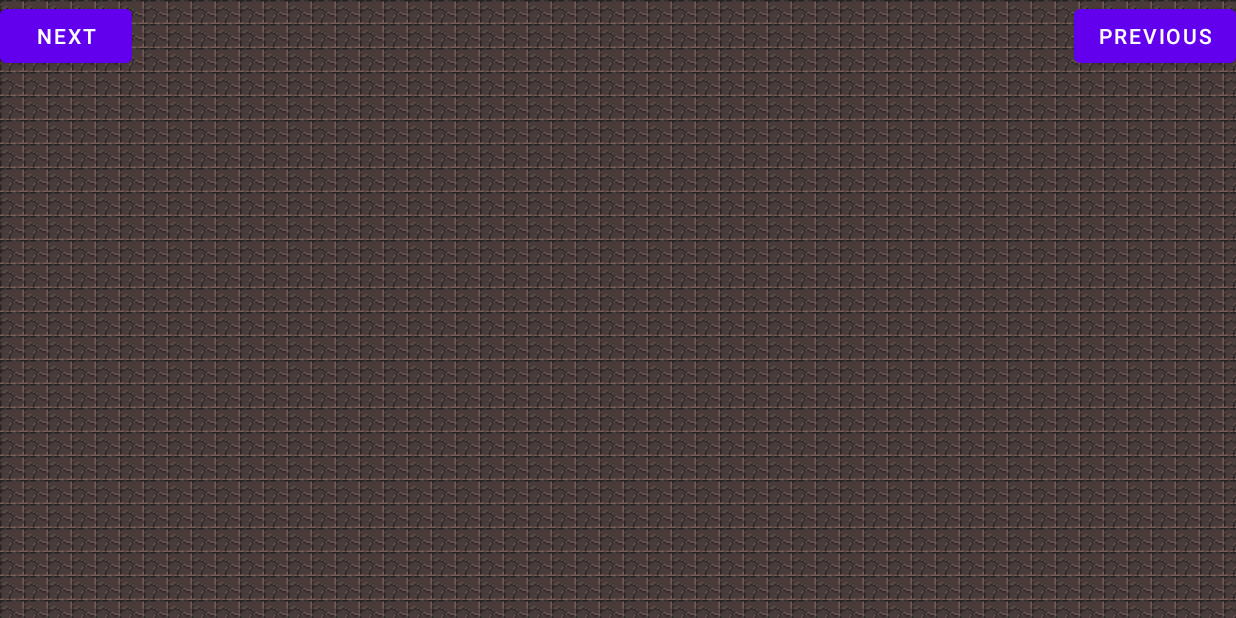
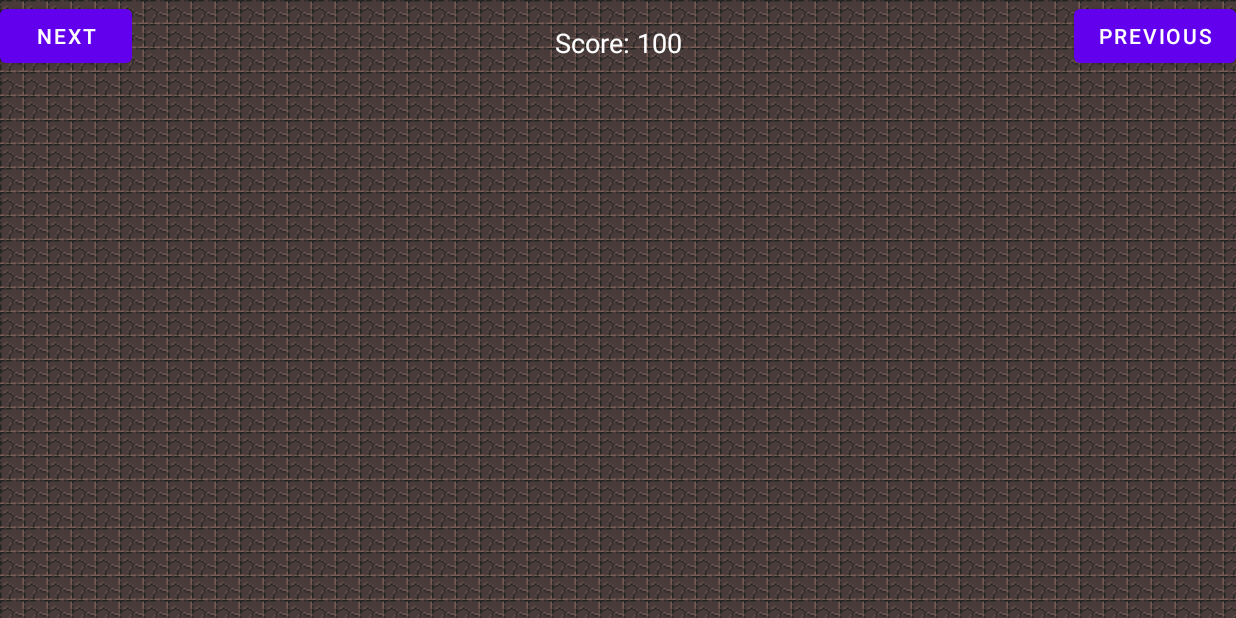
Before and after one commit to CS2340-Team13/CS2340C_Team13, an Android app: the Room3 screen opened through its navigation route, after a tap on "PREVIOUS", on a phone screen of 824 x 412 dp (held sideways). Run offline under Robolectric (Android 15) with nearby library versions, the phone set to English and light mode, and no system bars; 3 statements that could not run were skipped.

Commit message:
Created score feature based on decrementing timer

```diff
--- a/dungeonrunner/app/src/main/java/com/example/dungeonrunner/viewModels/GameScreenViewModel.java
+++ b/dungeonrunner/app/src/main/java/com/example/dungeonrunner/viewModels/GameScreenViewModel.java
@@ -2,6 +2,8 @@ package com.example.dungeonrunner.viewModels;
 
 import android.util.Log;
 import android.widget.ImageView;
+import android.os.CountDownTimer;
+import androidx.lifecycle.MutableLiveData;
 
 import androidx.constraintlayout.widget.ConstraintLayout;
 import androidx.constraintlayout.widget.ConstraintSet;
@@ -13,6 +15,13 @@ import com.example.dungeonrunner.model.Player;
 public class GameScreenViewModel extends ViewModel {
 
     private Player player = Player.getPlayer();
+    private int score = 100;
+    private boolean timerRunning = false;
+    private CountDownTimer timer;
+
+    // used for updating timer easily among fragments
+    private MutableLiveData<Integer> scoreLiveData = new MutableLiveData<>();
+
     public int getCharacterImageResource() {
         String selectedCharacter = player.getSelectedCharacter();
         int characterImageResource = 0;
@@ -59,4 +68,27 @@ public class GameScreenViewModel extends ViewModel {
                 ConstraintLayout.LayoutParams.PARENT_ID, ConstraintSet.TOP, player.getY());
         constraintSet.applyTo((ConstraintLayout) imageView.getParent());
     }
+
+    public void startTimer() {
+        timerRunning = true;
+        timer = new CountDownTimer(100000, 1000) {
+            @Override
+            public void onTick(long millisUntilFinished) {
+                score--;
+                scoreLiveData.setValue(score);
+            }
+            @Override
+            public void onFinish() {
+                scoreLiveData.setValue(-1);
+            }
+        }.start();
+    }
+
+    public boolean isTimerRunning() {
+        return timerRunning;
+    }
+
+    public MutableLiveData<Integer> getScoreLiveData() {
+        return scoreLiveData;
+    }
 }
--- a/dungeonrunner/app/src/main/java/com/example/dungeonrunner/views/Room2.java
+++ b/dungeonrunner/app/src/main/java/com/example/dungeonrunner/views/Room2.java
@@ -6,12 +6,14 @@ import androidx.fragment.app.Fragment;
 import androidx.lifecycle.ViewModelProvider;
 import androidx.navigation.fragment.NavHostFragment;
 
+import android.content.Context;
 import android.os.Bundle;
 import android.widget.Button;
 import android.view.LayoutInflater;
 import android.view.View;
 import android.view.ViewGroup;
 import android.widget.ImageView;
+import android.widget.TextView;
 
 import com.example.dungeonrunner.R;
 import com.example.dungeonrunner.viewModels.GameScreenViewModel;
@@ -20,11 +22,14 @@ import com.example.dungeonrunner.viewModels.GameScreenViewModel;
 public class Room2 extends Fragment {
 
     private GameScreenViewModel mViewModel;
-
+    private TextView scoreTextView;
+    public void onAttach(@NonNull Context context) {
+        super.onAttach(context);
+        mViewModel = new ViewModelProvider(requireActivity()).get(GameScreenViewModel.class);
+    }
     @Nullable
     @Override
     public View onCreateView(@NonNull LayoutInflater inflater, @Nullable ViewGroup container, @Nullable Bundle savedInstanceState) {
-        mViewModel = new ViewModelProvider(this).get(GameScreenViewModel.class);
         return inflater.inflate(R.layout.fragment_room2, container, false);
     }
     public void onViewCreated(@NonNull View view, @Nullable Bundle savedInstanceState) {
@@ -53,5 +58,9 @@ public class Room2 extends Fragment {
             }
         });
 
+        scoreTextView = view.findViewById(R.id.scoreTextView);
+        mViewModel.getScoreLiveData().observe(getViewLifecycleOwner(), newScore -> {
+            scoreTextView.setText("Score: " + newScore);
+        });
     }
 }
--- a/dungeonrunner/app/src/main/java/com/example/dungeonrunner/views/Room3.java
+++ b/dungeonrunner/app/src/main/java/com/example/dungeonrunner/views/Room3.java
@@ -6,12 +6,14 @@ import androidx.fragment.app.Fragment;
 import androidx.lifecycle.ViewModelProvider;
 import androidx.navigation.fragment.NavHostFragment;
 
+import android.content.Context;
 import android.os.Bundle;
 import android.widget.Button;
 import android.view.LayoutInflater;
 import android.view.View;
 import android.view.ViewGroup;
 import android.widget.ImageView;
+import android.widget.TextView;
 
 import com.example.dungeonrunner.R;
 import com.example.dungeonrunner.viewModels.ConfigScreenViewModel;
@@ -21,11 +23,14 @@ import com.example.dungeonrunner.viewModels.GameScreenViewModel;
 public class Room3 extends Fragment {
 
     private GameScreenViewModel mViewModel;
-
+    private TextView scoreTextView;
+    public void onAttach(@NonNull Context context) {
+        super.onAttach(context);
+        mViewModel = new ViewModelProvider(requireActivity()).get(GameScreenViewModel.class);
+    }
     @Nullable
     @Override
     public View onCreateView(@NonNull LayoutInflater inflater, @Nullable ViewGroup container, @Nullable Bundle savedInstanceState) {
-        mViewModel = new ViewModelProvider(this).get(GameScreenViewModel.class);
         return inflater.inflate(R.layout.fragment_room3, container, false);
     }
 
@@ -53,5 +58,10 @@ public class Room3 extends Fragment {
                         R.id.action_Room3_to_EndScreen);
             }
         });
+
+        scoreTextView = view.findViewById(R.id.scoreTextView);
+        mViewModel.getScoreLiveData().observe(getViewLifecycleOwner(), newScore -> {
+            scoreTextView.setText("Score: " + newScore);
+        });
     }
 }
--- a/dungeonrunner/app/src/main/res/layout/fragment_room2.xml
+++ b/dungeonrunner/app/src/main/res/layout/fragment_room2.xml
@@ -33,4 +33,17 @@
         android:src="@drawable/character1_image"
         tools:ignore="MissingConstraints" />
 
+    <TextView
+        android:id="@+id/scoreTextView"
+        android:layout_width="wrap_content"
+        android:layout_height="wrap_content"
+        android:text="Score: 100"
+        android:layout_gravity="top|end"
+        android:padding="16dp"
+        android:textSize="18sp"
+        android:textColor="#FFFFFF"
+        app:layout_constraintTop_toTopOf="parent"
+        app:layout_constraintStart_toStartOf="parent"
+        app:layout_constraintEnd_toEndOf="parent"/>
+
 </androidx.constraintlayout.widget.ConstraintLayout>
```
Also changed, not shown: dungeonrunner/app/src/main/java/com/example/dungeonrunner/views/Room1.java (+18 -1 lines), dungeonrunner/app/src/main/res/layout/fragment_room1.xml (+14 -0 lines), dungeonrunner/app/src/main/res/layout/fragment_room3.xml (+13 -0 lines).
